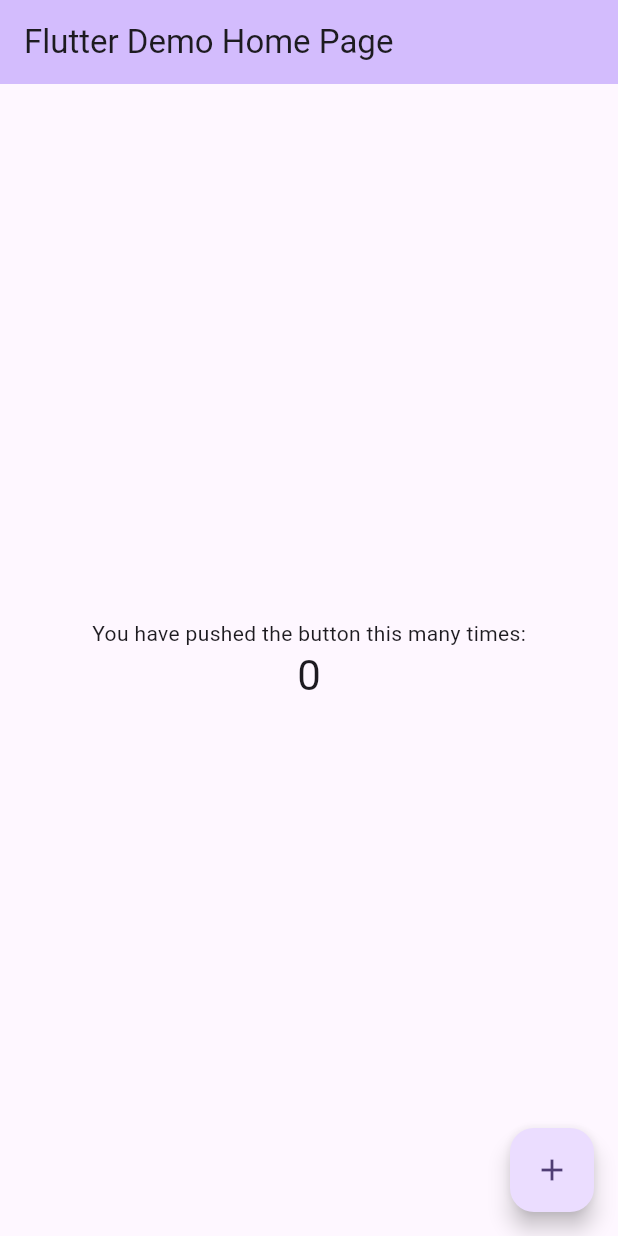
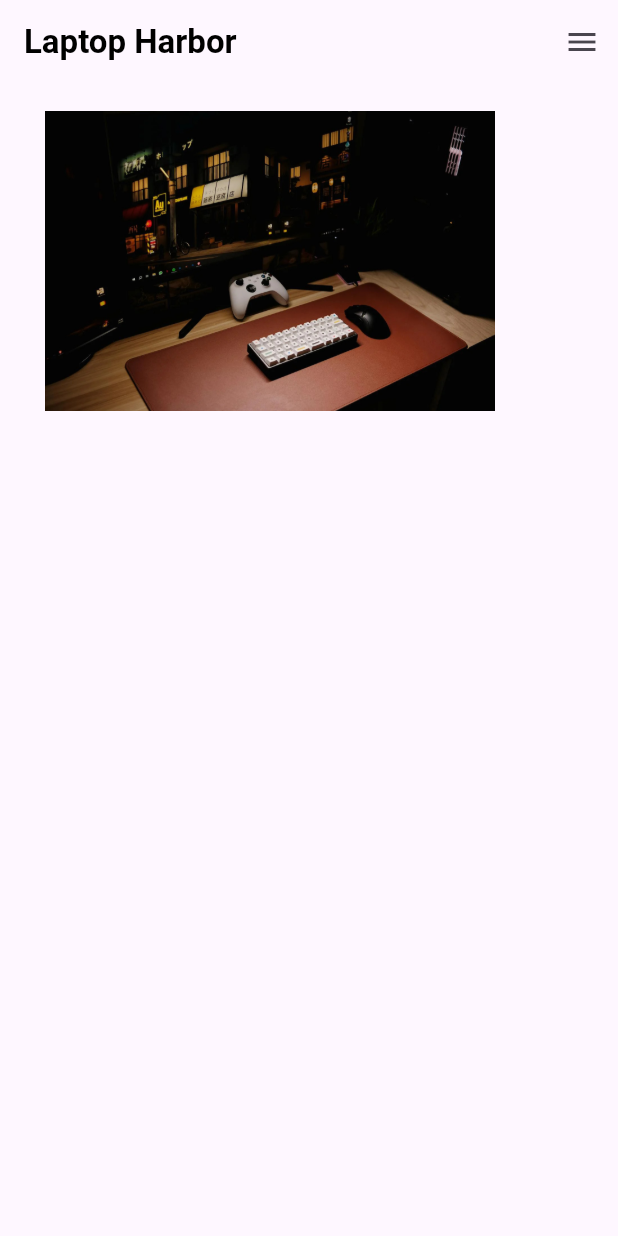
Before and after one commit to HabeebEttu/laptop_harbour, a Flutter app: the screen it shows after launch, on a phone screen of 412 x 824 dp. Run offline on Flutter 3.47's test engine with Material 3 defaults, Android fonts, the phone set to English and light mode, and no system bars.

Commit message:
implemented a simple Appbar

```diff
--- /dev/null
+++ b/lib/components/header.dart
@@ -0,0 +1,32 @@
+import 'package:flutter/material.dart';
+
+import 'package:flutter/material.dart';
+
+class Header extends StatelessWidget implements PreferredSizeWidget {
+@override
+  final Size preferredSize;
+
+  const Header({super.key}) : preferredSize = const Size.fromHeight(56.0);
+
+  @override
+  Widget build(BuildContext context) {
+    return AppBar(
+      title: Row(
+        children: [
+
+          const Text(
+            'Laptop Harbor',
+            style: TextStyle(color: Colors.black,fontWeight: FontWeight.bold),
+          ),
+        ],
+      ),
+      actions: [
+        IconButton(
+          icon: const Icon(Icons.menu),
+          onPressed: () {},
+        ),
+      ],
+      automaticallyImplyLeading: true,
+    );
+  }
+}
--- a/lib/main.dart
+++ b/lib/main.dart
@@ -1,4 +1,5 @@
 import 'package:flutter/material.dart';
+import 'package:laptop_harbour/pages/home_page.dart';
 
 void main() {
   runApp(const MyApp());
@@ -12,111 +13,12 @@ class MyApp extends StatelessWidget {
   Widget build(BuildContext context) {
     return MaterialApp(
       title: 'Flutter Demo',
+      debugShowCheckedModeBanner: false,
       theme: ThemeData(
-        // This is the theme of your application.
-        //
-        // TRY THIS: Try running your application with "flutter run". You'll see
-        // the application has a purple toolbar. Then, without quitting the app,
-        // try changing the seedColor in the colorScheme below to Colors.green
-        // and then invoke "hot reload" (save your changes or press the "hot
-        // reload" button in a Flutter-supported IDE, or press "r" if you used
-        // the command line to start the app).
-        //
-        // Notice that the counter didn't reset back to zero; the application
-        // state is not lost during the reload. To reset the state, use hot
-        // restart instead.
-        //
-        // This works for code too, not just values: Most code changes can be
-        // tested with just a hot reload.
+
         colorScheme: ColorScheme.fromSeed(seedColor: Colors.deepPurple),
       ),
-      home: const MyHomePage(title: 'Flutter Demo Home Page'),
+      home: const HomePage(),
     );
   }
 }
-
-class MyHomePage extends StatefulWidget {
-  const MyHomePage({super.key, required this.title});
-
-  // This widget is the home page of your application. It is stateful, meaning
-  // that it has a State object (defined below) that contains fields that affect
-  // how it looks.
-
-  // This class is the configuration for the state. It holds the values (in this
-  // case the title) provided by the parent (in this case the App widget) and
-  // used by the build method of the State. Fields in a Widget subclass are
-  // always marked "final".
-
-  final String title;
-
-  @override
-  State<MyHomePage> createState() => _MyHomePageState();
-}
-
-class _MyHomePageState extends State<MyHomePage> {
-  int _counter = 0;
-
-  void _incrementCounter() {
-    setState(() {
-      // This call to setState tells the Flutter framework that something has
-      // changed in this State, which causes it to rerun the build method below
-      // so that the display can reflect the updated values. If we changed
-      // _counter without calling setState(), then the build method would not be
-      // called again, and so nothing would appear to happen.
-      _counter++;
-    });
-  }
-
-  @override
-  Widget build(BuildContext context) {
-    // This method is rerun every time setState is called, for instance as done
-    // by the _incrementCounter method above.
-    //
-    // The Flutter framework has been optimized to make rerunning build methods
-    // fast, so that you can just rebuild anything that needs updating rather
-    // than having to individually change instances of widgets.
-    return Scaffold(
-      appBar: AppBar(
-        // TRY THIS: Try changing the color here to a specific color (to
-        // Colors.amber, perhaps?) and trigger a hot reload to see the AppBar
-        // change color while the other colors stay the same.
-        backgroundColor: Theme.of(context).colorScheme.inversePrimary,
-        // Here we take the value from the MyHomePage object that was created by
-        // the App.build method, and use it to set our appbar title.
-        title: Text(widget.title),
-      ),
-      body: Center(
-        // Center is a layout widget. It takes a single child and positions it
-        // in the middle of the parent.
-        child: Column(
-          // Column is also a layout widget. It takes a list of children and
-          // arranges them vertically. By default, it sizes itself to fit its
-          // children horizontally, and tries to be as tall as its parent.
-          //
-          // Column has various properties to control how it sizes itself and
-          // how it positions its children. Here we use mainAxisAlignment to
-          // center the children vertically; the main axis here is the vertical
-          // axis because Columns are vertical (the cross axis would be
-          // horizontal).
-          //
-          // TRY THIS: Invoke "debug painting" (choose the "Toggle Debug Paint"
-          // action in the IDE, or press "p" in the console), to see the
-          // wireframe for each widget.
-          mainAxisAlignment: MainAxisAlignment.center,
-          children: <Widget>[
-            const Text('You have pushed the button this many times:'),
-            Text(
-              '$_counter',
-              style: Theme.of(context).textTheme.headlineMedium,
-            ),
-          ],
-        ),
-      ),
-      floatingActionButton: FloatingActionButton(
-        onPressed: _incrementCounter,
-        tooltip: 'Increment',
-        child: const Icon(Icons.add),
-      ), // This trailing comma makes auto-formatting nicer for build methods.
-    );
-  }
-}
--- /dev/null
+++ b/lib/pages/home_page.dart
@@ -0,0 +1,33 @@
+import 'package:flutter/material.dart';
+import 'package:laptop_harbour/components/header.dart';
+
+class HomePage extends StatelessWidget {
+  const HomePage({super.key});
+
+  @override
+  Widget build(BuildContext context) {
+    List<String> images = [
+      'assets/images/page1.jpg',
+      'assets/images/page2.jpg',
+      'assets/images/page3.jpg'
+    ];
+    return Scaffold(
+      appBar: Header(),
+      body: Padding(
+        padding: const EdgeInsets.symmetric(horizontal: 30,vertical:18),
+        child: SizedBox(
+          height: MediaQuery.of(context).size.height * 0.65,
+          width: MediaQuery.of(context).size.width *0.8,
+          child: PageView.builder(
+            itemCount: 3,
+            itemBuilder: (context, index) {
+              return Stack(
+                children: [Image(image: AssetImage(images[index]),fit: BoxFit.contain,height: 200,)],
+              );
+            },
+          ),
+        ),
+      ),
+    );
+  }
+}
```
Also changed, not shown: pubspec.yaml (+5 -3 lines), assets/images/page1.jpg (added), assets/images/page2.jpg (added), assets/images/page3.jpg (added).
